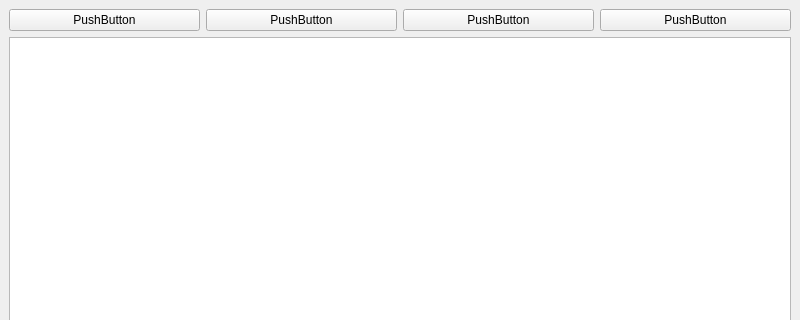
Old version of the form ui/widgets/mainwindow.ui in the repository Day0Dreamer/CarCheck; both pictures show x 0 to 800 and y 0 to 320 of the 800 by 528 pixel window.
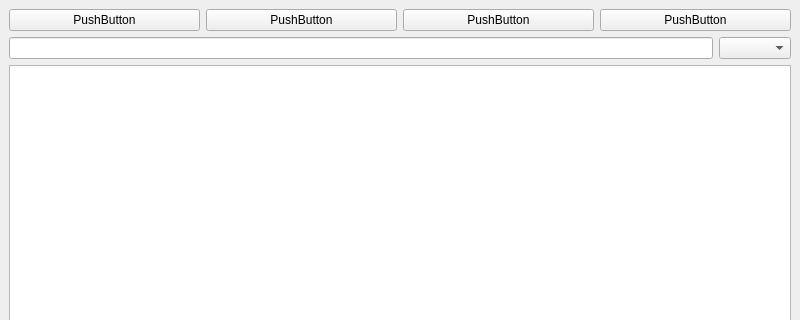
New version of the form.

Commit message: Excel import improved Styles added Added id=0 for None clients and owners Added search functionality

Patch:
```diff
--- a/ui/widgets/mainwindow.ui
+++ b/ui/widgets/mainwindow.ui
@@ -48,7 +48,21 @@
      </layout>
     </item>
     <item>
-     <widget class="QTableWidget" name="tableWidget"/>
+     <layout class="QHBoxLayout" name="horizontalLayout_3">
+      <item>
+       <widget class="QLineEdit" name="line_search"/>
+      </item>
+      <item>
+       <widget class="QComboBox" name="box_search_selector">
+        <property name="sizeAdjustPolicy">
+         <enum>QComboBox::AdjustToContents</enum>
+        </property>
+       </widget>
+      </item>
+     </layout>
+    </item>
+    <item>
+     <widget class="QTableWidget" name="tbl_main"/>
     </item>
     <item>
      <layout class="QHBoxLayout" name="horizontalLayout_2">
```
Left out of the diff: 12 changed lines with no effect on the pictures. The commit also changes 8 other files.
